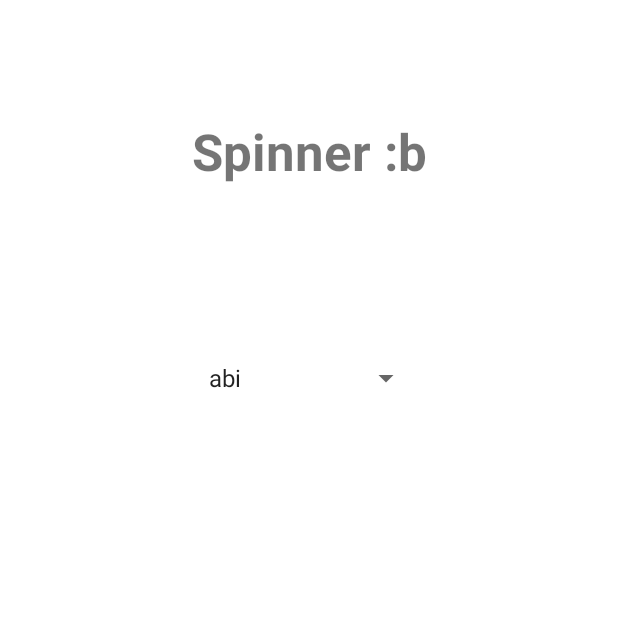
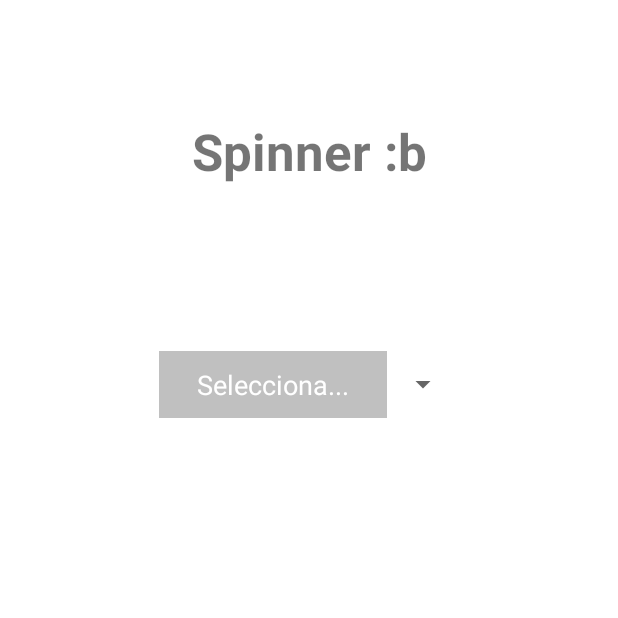
Before and after one commit to NovaNecros/CapacitacionFinantech, an Android app: the MainActivity screen opened directly, with no data from a screen before it, on a phone screen of 412 x 824 dp, the top half of it. Run offline under Robolectric (Android 15) with nearby library versions, the light colour scheme and no system bars.

Commit message:
Spinner personalizado :)

```diff
--- /dev/null
+++ b/app/src/main/java/com/capacitacion/spinners/CustomSpinnerAdapter.java
@@ -0,0 +1,49 @@
+package com.capacitacion.spinners;
+
+import android.content.Context;
+import android.view.View;
+import android.view.ViewGroup;
+import android.widget.ArrayAdapter;
+import android.widget.TextView;
+import androidx.annotation.NonNull;
+import androidx.annotation.Nullable;
+import androidx.core.content.ContextCompat;
+
+public class CustomSpinnerAdapter extends ArrayAdapter<String>
+{
+    private Context context;
+    private String [] items;
+
+    public CustomSpinnerAdapter(@NonNull Context context, int resource, @NonNull String [] objects)
+    {
+        super(context, resource, objects);
+        this.context = context;
+        this.items = objects;
+    }
+
+    @Override
+    public View getView(int position, @Nullable View convertView, @NonNull ViewGroup parent)
+    {
+        View view = super.getView(position, convertView, parent);
+        setColorAlterno(position, view);
+        return view;
+    }
+
+    @Override
+    public View getDropDownView(int position, @Nullable View convertView, @NonNull ViewGroup parent)
+    {
+        View view = super.getDropDownView(position, convertView, parent);
+        setColorAlterno(position, view);
+        return view;
+    }
+
+    private void setColorAlterno(int position, View view)
+    {
+        if(view instanceof TextView)
+        {
+            TextView textView = (TextView) view;
+            int color = position == 0 ? R.color.plateado : (position % 2 == 0) ? R.color.brat : R.color.verdebosque;
+            textView.setBackgroundColor(ContextCompat.getColor(context, color));
+        }
+    }
+}
--- a/app/src/main/java/com/capacitacion/spinners/MainActivity.java
+++ b/app/src/main/java/com/capacitacion/spinners/MainActivity.java
@@ -1,4 +1,8 @@
 package com.capacitacion.spinners;
+
+import java.util.ArrayList;
+import java.util.Arrays;
+import java.util.List;
 
 import android.os.Bundle;
 
@@ -10,12 +14,13 @@ import androidx.core.view.WindowInsetsCompat;
 
 import android.view.View;
 import android.widget.AdapterView;
-import android.widget.ArrayAdapter;
 import android.widget.Spinner;
 import android.widget.Toast;
 
 public class MainActivity extends AppCompatActivity implements AdapterView.OnItemSelectedListener
 {
+    List<String> family;
+
     @Override
     protected void onCreate(Bundle savedInstanceState)
     {
@@ -30,8 +35,11 @@ public class MainActivity extends AppCompatActivity implements AdapterView.OnIte
         });
 
         Spinner familySpinner = (Spinner) findViewById(R.id.family_spinner);
-        ArrayAdapter<CharSequence> adapter = ArrayAdapter.createFromResource(this, R.array.family, android.R.layout.simple_spinner_item);
-        adapter.setDropDownViewResource(android.R.layout.simple_spinner_dropdown_item);
+        family = new ArrayList<>(Arrays.asList(getResources().getStringArray(R.array.family)));
+        family.add(0, getResources().getString(R.string.spinner_default));
+
+        CustomSpinnerAdapter adapter = new CustomSpinnerAdapter(this, R.layout.spinner_item, family.toArray(new String[0]));
+        adapter.setDropDownViewResource(R.layout.dropdown_item);
 
         familySpinner.setAdapter(adapter);
         familySpinner.setOnItemSelectedListener(this);
@@ -40,9 +48,21 @@ public class MainActivity extends AppCompatActivity implements AdapterView.OnIte
     @Override
     public void onItemSelected(AdapterView<?> parent, View view, int position, long id)
     {
-        Toast.makeText(getApplicationContext(), "Selected: " + (position+1), Toast.LENGTH_SHORT).show();
+        if(position != 0)
+        {
+            Toast.makeText(getApplicationContext(), "Elegiste a " + family.get(position), Toast.LENGTH_SHORT).show();
+        }
+        else
+        {
+            Toast.makeText(getApplicationContext(), ">:(", Toast.LENGTH_SHORT).show();
+        }
+
     }
 
     @Override
-    public void onNothingSelected(AdapterView<?> parent) {}
+    public void onNothingSelected(AdapterView<?> parent)
+    {
+        Toast.makeText(getApplicationContext(), ">:(", Toast.LENGTH_SHORT).show();
+
+    }
 }
--- a/app/src/main/res/layout/activity_main.xml
+++ b/app/src/main/res/layout/activity_main.xml
@@ -12,7 +12,7 @@
         android:id="@+id/texto"
         android:layout_width="wrap_content"
         android:layout_height="wrap_content"
-        android:text="@string/textoSpinner"
+        android:text="@string/texto_spinner"
         android:textSize="34sp"
         android:textStyle="bold"
         app:layout_constraintBottom_toBottomOf="parent"
@@ -24,7 +24,7 @@
 
     <Spinner
         android:id="@+id/family_spinner"
-        android:layout_width="150dp"
+        android:layout_width="200dp"
         android:layout_height="wrap_content"
         app:layout_constraintStart_toStartOf="parent"
         app:layout_constraintEnd_toEndOf="parent"
--- /dev/null
+++ b/app/src/main/res/layout/spinner_item.xml
@@ -0,0 +1,9 @@
+<?xml version="1.0" encoding="utf-8"?>
+<TextView
+    xmlns:android="http://schemas.android.com/apk/res/android"
+    android:layout_width="match_parent"
+    android:layout_height="wrap_content"
+    android:textSize="18sp"
+    android:textColor="@color/white"
+    android:padding="10dp"
+    android:gravity="center"/>
--- a/app/src/main/res/values/strings.xml
+++ b/app/src/main/res/values/strings.xml
@@ -1,6 +1,7 @@
 <resources>
     <string name="app_name">Spinners</string>
-    <string name="textoSpinner">Spinner :b</string>
+    <string name="texto_spinner">Spinner :b</string>
+    <string name="spinner_default">Selecciona...</string>
     <string-array name="family">
         <item>abi</item>
         <item>Mimi</item>
```
Also changed, not shown: app/src/main/res/layout/dropdown_item.xml (added, +9 -0 lines), app/src/main/res/values/colors.xml (added, +22 -0 lines).
